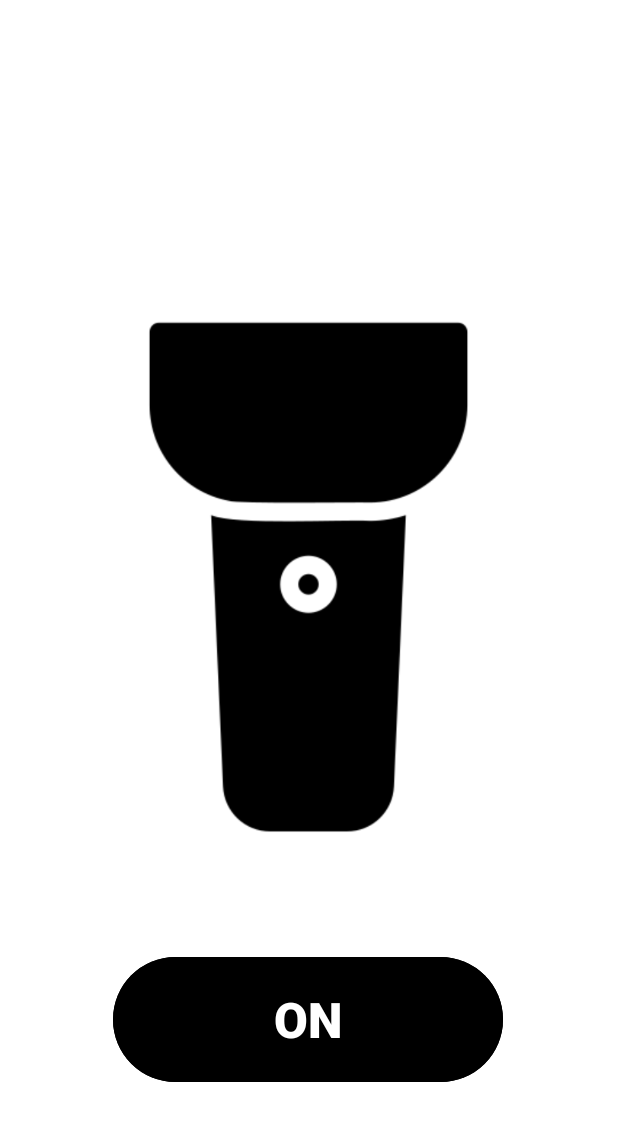
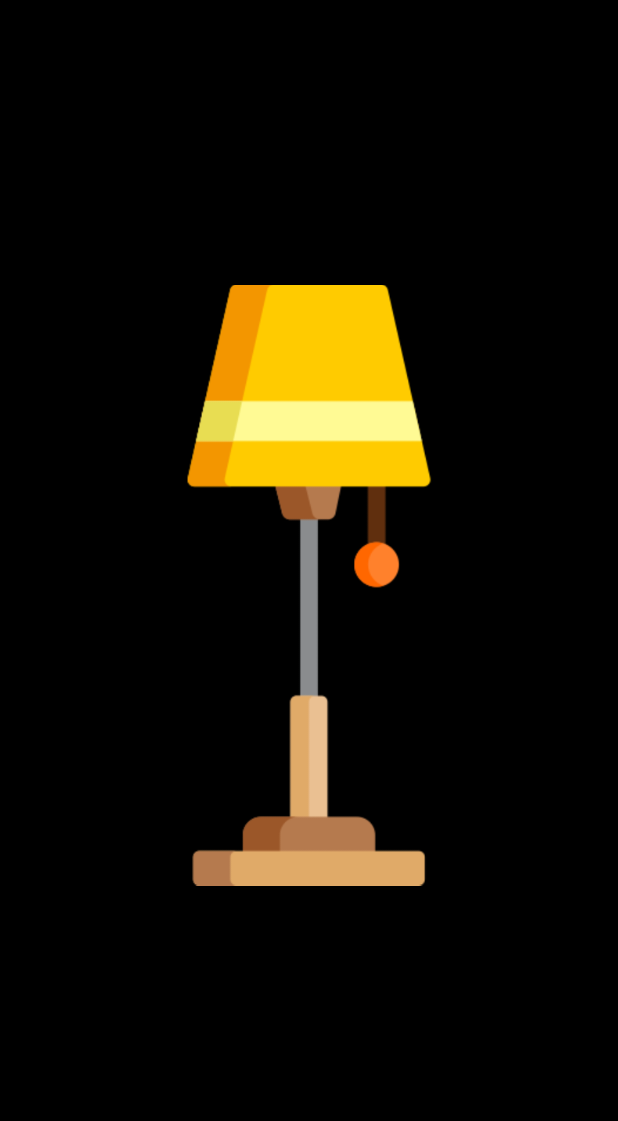
Before and after one commit to ParasKamboj1/FlashLightApp, an Android app: the screen it shows after launch (MainActivity), on a phone screen of 412 x 824 dp. Shown: the top 1121 px of the screen. Run offline under Robolectric (Android 15) with nearby library versions, the phone set to English and light mode, and no system bars; our stand-ins replace sdp/ssp sizes.

Commit message:
hello this is the last commit

```diff
--- a/app/src/main/java/com/example/flashlight/MainActivity.java
+++ b/app/src/main/java/com/example/flashlight/MainActivity.java
@@ -9,31 +9,28 @@ import android.hardware.camera2.CameraManager;
 import android.os.Build;
 import android.os.Bundle;
 import android.view.View;
-import android.widget.Button;
 import android.widget.ImageView;
 
 public class MainActivity extends AppCompatActivity {
-    Button button;
+
     ImageView image;
     @Override
     protected void onCreate(Bundle savedInstanceState) {
         super.onCreate(savedInstanceState);
         setContentView(R.layout.activity_main);
 
-        button = findViewById(R.id.button);
+
         image = findViewById(R.id.imageView);
 
-        button.setOnClickListener(new View.OnClickListener() {
+        image.setOnClickListener(new View.OnClickListener() {
             @Override
             public void onClick(View view) {
-                if(button.getText().toString().equals("ON")){
-                    button.setText("OFF");
-                    image.setImageResource(R.drawable.flashlighton);
+                if(image.getDrawable().getConstantState().equals(getResources().getDrawable(R.drawable.closed).getConstantState())){
+                    image.setImageResource(R.drawable.on);
                     changeLightState(true);
                 }
                 else{
-                    button.setText("ON");
-                    image.setImageResource(R.drawable.flashlightoff);
+                    image.setImageResource(R.drawable.closed);
                     changeLightState(false);
                 }
             }
@@ -58,8 +55,7 @@ public class MainActivity extends AppCompatActivity {
     @Override
     public void onStart() {
         super.onStart();
-        button.setText("ON");
-        image.setImageResource(R.drawable.flashlightoff);
+        image.setImageResource(R.drawable.closed);
     }
 
 }
--- a/app/src/main/res/layout/activity_main.xml
+++ b/app/src/main/res/layout/activity_main.xml
@@ -4,36 +4,22 @@
     xmlns:tools="http://schemas.android.com/tools"
     android:layout_width="match_parent"
     android:layout_height="match_parent"
+    android:backgroundTint="@color/black"
     android:background="#FFFFFF"
     tools:context=".MainActivity">
 
 
     <ImageView
         android:id="@+id/imageView"
-        android:layout_width="@dimen/_300sdp"
-        android:layout_height="@dimen/_300sdp"
+        android:layout_width="@dimen/_308sdp"
+        android:layout_height="@dimen/_400sdp"
         app:layout_constraintBottom_toBottomOf="parent"
         app:layout_constraintEnd_toEndOf="parent"
         app:layout_constraintHorizontal_bias="0.476"
         app:layout_constraintStart_toStartOf="parent"
         app:layout_constraintTop_toTopOf="parent"
-        app:layout_constraintVertical_bias="0.434"
-        app:srcCompat="@drawable/flashlightoff" />
+        app:layout_constraintVertical_bias="0.428"
+        app:srcCompat="@drawable/closed" />
 
-    <Button
-        android:id="@+id/button"
-        android:layout_width="@dimen/_200sdp"
-        android:layout_height="@dimen/_70sdp"
-        android:textColor="@color/white"
-        android:textStyle="bold"
-        android:textAlignment="center"
-        android:text="ON"
-        android:textSize="@dimen/_25sdp"
-        android:backgroundTint="@color/black"
-        app:layout_constraintBottom_toBottomOf="parent"
-        app:layout_constraintEnd_toEndOf="parent"
-        app:layout_constraintHorizontal_bias="0.496"
-        app:layout_constraintStart_toStartOf="parent"
-        app:layout_constraintTop_toTopOf="parent"
-        app:layout_constraintVertical_bias="0.865" />
+
 </androidx.constraintlayout.widget.ConstraintLayout>
```
Also changed, not shown: app/src/main/res/drawable/closed.png (added), app/src/main/res/drawable/flashlightoff.png (deleted), app/src/main/res/drawable/flashlighton.png (deleted), app/src/main/res/drawable/on.png (added).
